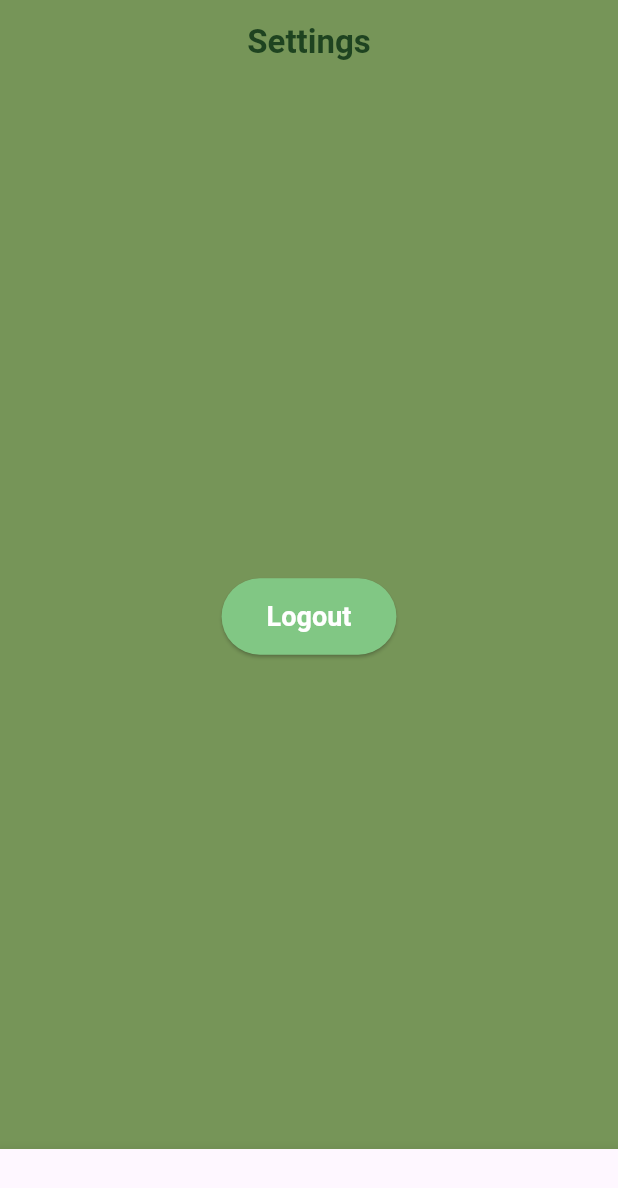
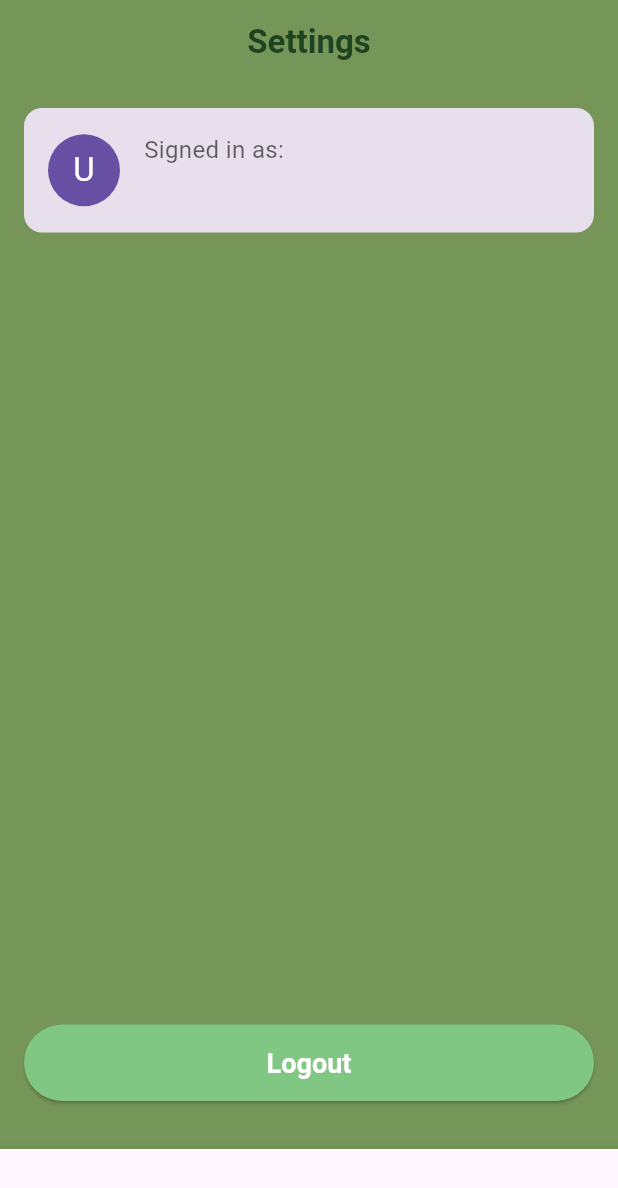
Before and after one commit to natalia0sperczynska/wellness_app, a Flutter app: the screen it shows once a user with an empty profile is signed in, item 6 of the bottom bar chosen, after a tap on "Logout", on a phone screen of 412 x 824 dp. Shown: the top 1188 px of the screen. Run offline on Flutter 3.47's test engine with Material 3 defaults, Android fonts, the phone set to English and light mode, and no system bars; our stand-ins replace cloud_firestore, firebase_auth, firebase_core, fl_chart, google_fonts, hive and 2 more; accounts and stored records are empty; Roboto replaces fonts that are missing (IndieFlower).

Commit message:
Added user card in settings page

```diff
--- a/lib/commons.dart
+++ b/lib/commons.dart
@@ -18,6 +18,7 @@ export 'widgets/score_breakdown.dart';
 export 'widgets/score_circle.dart';
 export 'widgets/step_circle.dart';
 export 'widgets/auth_wrapper.dart';
+export 'widgets/user_data_widget.dart';
 
 //pages
 export 'pages/dashboard/dashboard_page.dart';
--- a/lib/pages/auth/auth_page.dart
+++ b/lib/pages/auth/auth_page.dart
@@ -14,7 +14,6 @@ class _AuthPageState extends State<AuthPage> {
   bool _isLoading = false;
   bool _isLogin = true;
   String? _errorMessage;
-
 
   final _auth = FirebaseAuth.instance;
 
@@ -69,24 +68,51 @@ class _AuthPageState extends State<AuthPage> {
 
   @override
   Widget build(BuildContext context) {
+    final theme = Theme.of(context);
+    final textTheme = theme.textTheme;
     return Scaffold(
       appBar: AppBar(
-        title: Text(_isLogin ? 'Login' : 'Registration'),
+        title: Text(
+          _isLogin ? 'Login' : 'Registration',
+          style: Theme.of(context).textTheme.headlineMedium,
         ),
-      body: Center(
+      ),
+      body: SafeArea(
         child: SingleChildScrollView(
-          padding: const EdgeInsets.all(20.0),
+          padding: const EdgeInsets.all(24.0),
+          child: Center(
             child: Form(
               key: _formKey,
+              child: SizedBox(
+                width: 500,
                 child: Column(
                   mainAxisAlignment: MainAxisAlignment.center,
-              children: <Widget>[
+                  crossAxisAlignment: CrossAxisAlignment.stretch,
+                  children: [
+                    Text(
+                      _isLogin ? 'Welcome Back!' : 'Create Account',
+                      style: textTheme.headlineLarge,
+                      textAlign: TextAlign.center,
+                    ),
+                    const SizedBox(height: 12),
+                    Text(
+                      _isLogin
+                          ? 'Sign in to continue'
+                          : 'Sign up to get started',
+                      style: textTheme.bodyLarge?.copyWith(
+                        color: theme.hintColor,
+                      ),
+                      textAlign: TextAlign.center,
+                    ),
+                    const SizedBox(height: 24),
                     TextFormField(
                       controller: _emailController,
                       decoration: const InputDecoration(labelText: 'E-mail'),
                       keyboardType: TextInputType.emailAddress,
                       validator: (value) {
-                    if (value == null || value.isEmpty || !value.contains('@')) {
+                        if (value == null ||
+                            value.isEmpty ||
+                            !value.contains('@')) {
                           return 'Email format is not correct';
                         }
                         return null;
@@ -98,19 +124,23 @@ class _AuthPageState extends State<AuthPage> {
                       decoration: const InputDecoration(labelText: 'Password'),
                       obscureText: true,
                       validator: (value) {
-                    if (value == null || value.isEmpty || value.length < 6) {
+                        if (value == null ||
+                            value.isEmpty ||
+                            value.length < 6) {
                           return 'Password must be at least 6 characters long';
                         }
                         return null;
                       },
                     ),
-                const SizedBox(height: 20),
+                    const SizedBox(height: 20, width: 20),
                     if (_errorMessage != null)
                       Padding(
                         padding: const EdgeInsets.only(bottom: 10),
                         child: Text(
                           _errorMessage!,
-                      style: TextStyle(color: Theme.of(context).colorScheme.error),
+                          style: TextStyle(
+                            color: Theme.of(context).colorScheme.error,
+                          ),
                           textAlign: TextAlign.center,
                         ),
                       ),
@@ -128,11 +158,15 @@ class _AuthPageState extends State<AuthPage> {
                           _errorMessage = null;
                         });
                       },
-                  child: Text(_isLogin
+                      child: Text(
+                        _isLogin
                             ? 'You dont have an account? Register'
-                      : 'You already have an account? Login'),
+                            : 'You already have an account? Login',
+                      ),
                     ),
                   ],
+                ),
+              ),
             ),
           ),
         ),
--- a/lib/pages/settings/settings_page.dart
+++ b/lib/pages/settings/settings_page.dart
@@ -5,16 +5,27 @@ class SettingsPage extends StatelessWidget {
 
   @override
   Widget build(BuildContext context) {
+    final theme = Theme.of(context);
     return Scaffold(
         appBar: AppBar(
           title: Text('Settings'),
         ),
-        body: Center(
+      body: Column(
+          crossAxisAlignment: CrossAxisAlignment.stretch,
+          children: [
+            const UserDataWidget(),
+        const Spacer(),
+      Padding(
+        padding: const EdgeInsets.all(16.0),
+
            child: ElevatedButton(
                 onPressed: ()  async { await FirebaseAuth.instance.signOut();},
             child: const Text("Logout")
-           ), // <-- Add comma here
-        ), // <-- Add parenthesis here
-    ); // <-- Add parenthesis here
+           ),
+        ),
+        const SizedBox(height: 16),
+      ],
+    ),
+    );
   }
 }
--- /dev/null
+++ b/lib/widgets/user_data_widget.dart
@@ -0,0 +1,58 @@
+import 'package:wellness_app/commons.dart';
+
+class UserDataWidget extends StatelessWidget {
+
+  const UserDataWidget({super.key});
+
+  @override
+  Widget build(BuildContext context) {
+    final User? user = FirebaseAuth.instance.currentUser;
+    final theme = Theme.of(context);
+    final colorScheme = theme.colorScheme;
+    final textTheme = theme.textTheme;
+
+    if (user == null) {
+      return const SizedBox.shrink();
+    }
+    return Card(
+        margin: const EdgeInsets.all(16.0),
+        elevation: 0,
+        color: colorScheme.surfaceVariant,
+        shape: RoundedRectangleBorder(
+          borderRadius: BorderRadius.circular(12),
+        ),
+        child: Padding(
+            padding: const EdgeInsets.all(16.0),
+            child: Row(
+                children: [
+                CircleAvatar(
+                radius: 24,
+                backgroundColor: colorScheme.primary,
+                child: Text(
+                  user.email?.isNotEmpty == true ? user.email![0].toUpperCase() : 'U',
+                  style: textTheme.titleLarge?.copyWith(color: colorScheme.onPrimary),
+                ),
+            ),
+            const SizedBox(width: 16),
+            Expanded(
+                child: Column(
+                  crossAxisAlignment: CrossAxisAlignment.start,
+                  children: [
+                  Text(
+                  'Signed in as:',
+                  style: textTheme.bodyMedium?.copyWith(color: theme.hintColor),
+                ),
+                const SizedBox(height: 4),
+                Text(user.email ?? 'No email available',
+                  style: textTheme.titleMedium?.copyWith(fontWeight: FontWeight.bold),
+                  overflow: TextOverflow.ellipsis,
+                ),
+                  ],
+                ),
+            ),
+                ],
+            ),
+        ),
+    );
+  }
+}
```
Lines whose indentation alone changed are shown as unchanged.
